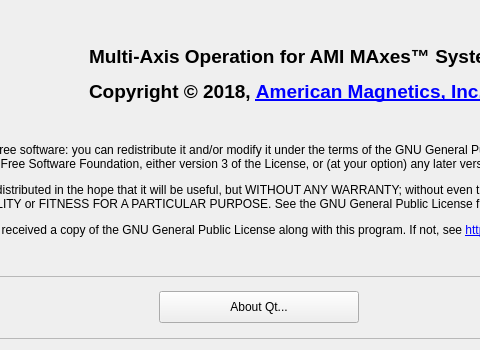
Before: the Qt Designer form Multi-Axis-Operation/aboutdialog.ui in American-Magnetics-Inc/multi-axis-operation, drawn with Qt 5; both pictures show x 101 to 581 and y 0 to 350 of the 720 by 350 pixel window.
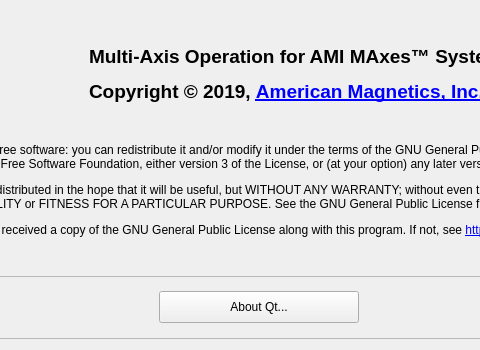
After: the same form once the commit is applied. Icons and pictures are not drawn.

What changed in the file:
```diff
--- a/Multi-Axis-Operation/aboutdialog.ui
+++ b/Multi-Axis-Operation/aboutdialog.ui
@@ -64,7 +64,7 @@
       </font>
      </property>
      <property name="text">
-      <string>&lt;html&gt;&lt;head/&gt;&lt;body&gt;&lt;p&gt;&lt;span style=&quot; font-size:14pt;&quot;&gt;Multi-Axis Operation for AMI MAxes™ Systems&lt;/span&gt;&lt;/p&gt;&lt;p&gt;&lt;span style=&quot; font-size:14pt;&quot;&gt;Copyright © 2018, &lt;/span&gt;&lt;a href=&quot;http://www.americanmagnetics.com&quot;&gt;&lt;span style=&quot; font-size:14pt; text-decoration: underline; color:#0000ff;&quot;&gt;American Magnetics, Inc.&lt;/span&gt;&lt;/a&gt;&lt;/p&gt;&lt;/body&gt;&lt;/html&gt;</string>
+      <string>&lt;html&gt;&lt;head/&gt;&lt;body&gt;&lt;p&gt;&lt;span style=&quot; font-size:14pt;&quot;&gt;Multi-Axis Operation for AMI MAxes™ Systems&lt;/span&gt;&lt;/p&gt;&lt;p&gt;&lt;span style=&quot; font-size:14pt;&quot;&gt;Copyright © 2019, &lt;/span&gt;&lt;a href=&quot;http://www.americanmagnetics.com&quot;&gt;&lt;span style=&quot; font-size:14pt; text-decoration: underline; color:#0000ff;&quot;&gt;American Magnetics, Inc.&lt;/span&gt;&lt;/a&gt;&lt;/p&gt;&lt;/body&gt;&lt;/html&gt;</string>
      </property>
      <property name="alignment">
       <set>Qt::AlignLeading|Qt::AlignLeft|Qt::AlignVCenter</set>
```
